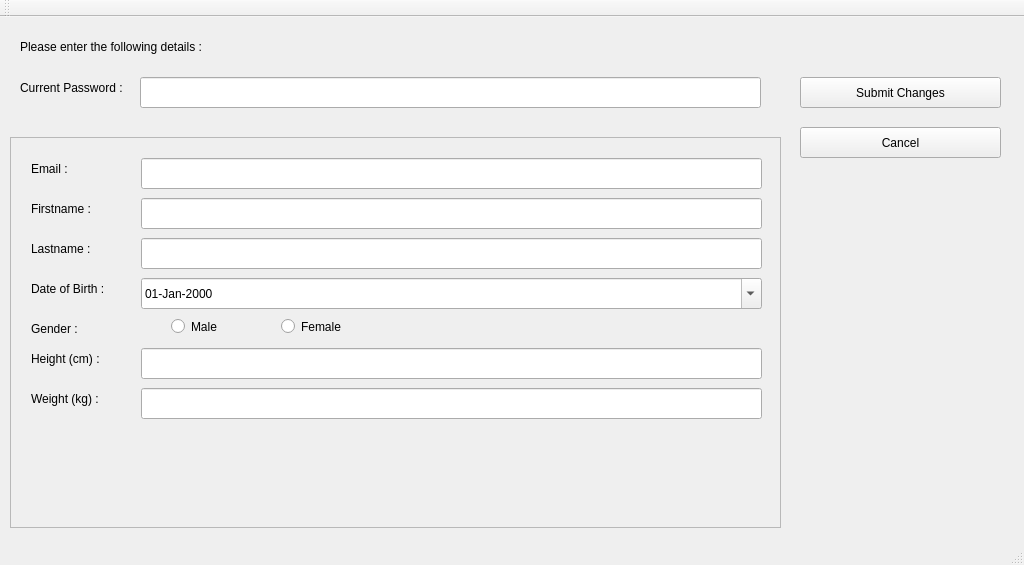
First picture: the form in GUI_Qt/SmartScale/userDetailChange.ui, repository twschung/IoT-Smart-Scale, before the edit.
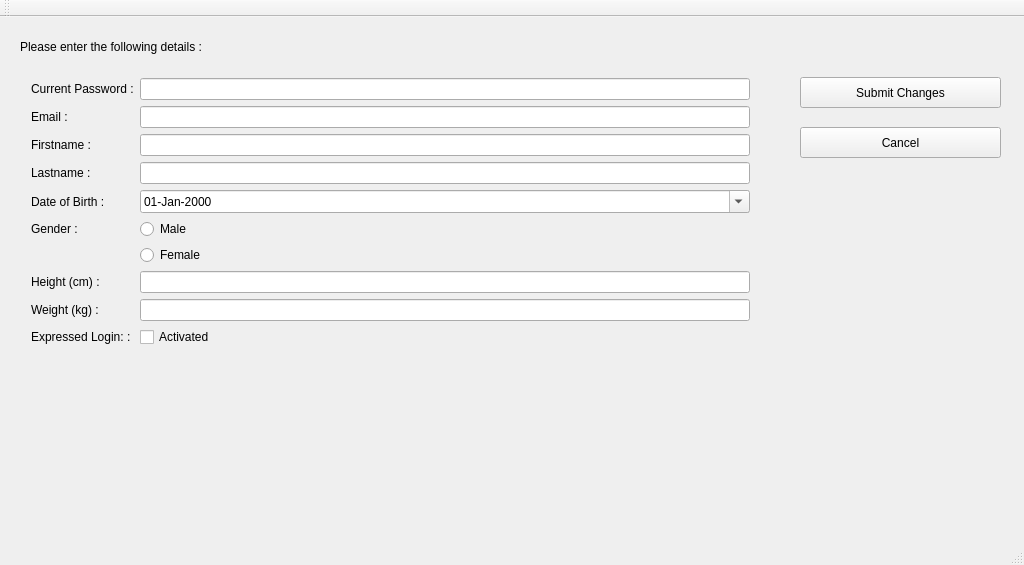
Second picture: the form after the edit.

Commit message: Added Express Login Feature

```diff
--- a/GUI_Qt/SmartScale/userDetailChange.ui
+++ b/GUI_Qt/SmartScale/userDetailChange.ui
@@ -53,215 +53,6 @@
      <string>&lt;html&gt;&lt;head/&gt;&lt;body&gt;&lt;p&gt;Please enter the following details :&lt;/p&gt;&lt;/body&gt;&lt;/html&gt;</string>
     </property>
    </widget>
-   <widget class="QScrollArea" name="scrollArea">
-    <property name="geometry">
-     <rect>
-      <x>10</x>
-      <y>120</y>
-      <width>771</width>
-      <height>391</height>
-     </rect>
-    </property>
-    <property name="widgetResizable">
-     <bool>true</bool>
-    </property>
-    <widget class="QWidget" name="scrollAreaWidgetContents">
-     <property name="geometry">
-      <rect>
-       <x>0</x>
-       <y>0</y>
-       <width>769</width>
-       <height>389</height>
-      </rect>
-     </property>
-     <widget class="QDateEdit" name="datDoB">
-      <property name="geometry">
-       <rect>
-        <x>130</x>
-        <y>140</y>
-        <width>621</width>
-        <height>31</height>
-       </rect>
-      </property>
-      <property name="focusPolicy">
-       <enum>Qt::WheelFocus</enum>
-      </property>
-      <property name="displayFormat">
-       <string>dd-MMM-yyyy</string>
-      </property>
-      <property name="calendarPopup">
-       <bool>true</bool>
-      </property>
-     </widget>
-     <widget class="QLabel" name="lblFirstname">
-      <property name="geometry">
-       <rect>
-        <x>20</x>
-        <y>60</y>
-        <width>81</width>
-        <height>21</height>
-       </rect>
-      </property>
-      <property name="text">
-       <string>Firstname :</string>
-      </property>
-     </widget>
-     <widget class="QLabel" name="lblLastname">
-      <property name="geometry">
-       <rect>
-        <x>20</x>
-        <y>100</y>
-        <width>81</width>
-        <height>21</height>
-       </rect>
-      </property>
-      <property name="text">
-       <string>Lastname :</string>
-      </property>
-     </widget>
-     <widget class="QRadioButton" name="rbnMale">
-      <property name="geometry">
-       <rect>
-        <x>160</x>
-        <y>180</y>
-        <width>82</width>
-        <height>17</height>
-       </rect>
-      </property>
-      <property name="text">
-       <string>Male</string>
-      </property>
-     </widget>
-     <widget class="QLabel" name="lblEmail">
-      <property name="geometry">
-       <rect>
-        <x>20</x>
-        <y>20</y>
-        <width>81</width>
-        <height>21</height>
-       </rect>
-      </property>
-      <property name="text">
-       <string>Email :</string>
-      </property>
-     </widget>
-     <widget class="QLabel" name="lblDoB">
-      <property name="geometry">
-       <rect>
-        <x>20</x>
-        <y>140</y>
-        <width>81</width>
-        <height>21</height>
-       </rect>
-      </property>
-      <property name="text">
-       <string>Date of Birth :</string>
-      </property>
-     </widget>
-     <widget class="QLabel" name="lblGender">
-      <property name="geometry">
-       <rect>
-        <x>20</x>
-        <y>180</y>
-        <width>81</width>
-        <height>21</height>
-       </rect>
-      </property>
-      <property name="text">
-       <string>Gender :</string>
-      </property>
-     </widget>
-     <widget class="QLabel" name="lblWeight">
-      <property name="geometry">
-       <rect>
-        <x>20</x>
-        <y>250</y>
-        <width>81</width>
-        <height>21</height>
-       </rect>
-      </property>
-      <property name="text">
-       <string>Weight (kg) :</string>
-      </property>
-     </widget>
-     <widget class="QRadioButton" name="rbnFemale">
-      <property name="geometry">
-       <rect>
-        <x>270</x>
-        <y>180</y>
-        <width>82</width>
-        <height>17</height>
-       </rect>
-      </property>
-      <property name="text">
-       <string>Female</string>
-      </property>
-     </widget>
-     <widget class="QLabel" name="lblHeight">
-      <property name="geometry">
-       <rect>
-        <x>20</x>
-        <y>210</y>
-        <width>81</width>
-        <height>21</height>
-       </rect>
-      </property>
-      <property name="text">
-       <string>Height (cm) :</string>
-      </property>
-     </widget>
-     <widget class="QLineEdit" name="txtEmail">
-      <property name="geometry">
-       <rect>
-        <x>130</x>
-        <y>20</y>
-        <width>621</width>
-        <height>31</height>
-       </rect>
-      </property>
-     </widget>
-     <widget class="QLineEdit" name="txtFirstname">
-      <property name="geometry">
-       <rect>
-        <x>130</x>
-        <y>60</y>
-        <width>621</width>
-        <height>31</height>
-       </rect>
-      </property>
-     </widget>
-     <widget class="QLineEdit" name="txtLastname">
-      <property name="geometry">
-       <rect>
-        <x>130</x>
-        <y>100</y>
-        <width>621</width>
-        <height>31</height>
-       </rect>
-      </property>
-     </widget>
-     <widget class="QLineEdit" name="txtHeight">
-      <property name="geometry">
-       <rect>
-        <x>130</x>
-        <y>210</y>
-        <width>621</width>
-        <height>31</height>
-       </rect>
-      </property>
-     </widget>
-     <widget class="QLineEdit" name="txtWeight">
-      <property name="geometry">
-       <rect>
-        <x>130</x>
-        <y>250</y>
-        <width>621</width>
-        <height>31</height>
-       </rect>
-      </property>
-     </widget>
-    </widget>
-   </widget>
    <widget class="QLabel" name="lblStatus">
     <property name="geometry">
      <rect>
@@ -282,31 +73,136 @@
      <string/>
     </property>
    </widget>
-   <widget class="QLineEdit" name="txtPassword">
-    <property name="geometry">
-     <rect>
-      <x>140</x>
-      <y>60</y>
-      <width>621</width>
-      <height>31</height>
-     </rect>
-    </property>
-    <property name="echoMode">
-     <enum>QLineEdit::Password</enum>
-    </property>
-   </widget>
-   <widget class="QLabel" name="lblPassword">
+   <widget class="QWidget" name="formLayoutWidget">
     <property name="geometry">
      <rect>
       <x>20</x>
-      <y>60</y>
-      <width>111</width>
-      <height>21</height>
+      <y>50</y>
+      <width>741</width>
+      <height>401</height>
      </rect>
     </property>
-    <property name="text">
-     <string>Current Password :</string>
-    </property>
+    <layout class="QFormLayout" name="formLayout">
+     <item row="1" column="0">
+      <widget class="QLabel" name="lblEmail">
+       <property name="text">
+        <string>Email :</string>
+       </property>
+      </widget>
+     </item>
+     <item row="1" column="1">
+      <widget class="QLineEdit" name="txtEmail"/>
+     </item>
+     <item row="2" column="0">
+      <widget class="QLabel" name="lblFirstname">
+       <property name="text">
+        <string>Firstname :</string>
+       </property>
+      </widget>
+     </item>
+     <item row="2" column="1">
+      <widget class="QLineEdit" name="txtFirstname"/>
+     </item>
+     <item row="3" column="0">
+      <widget class="QLabel" name="lblLastname">
+       <property name="text">
+        <string>Lastname :</string>
+       </property>
+      </widget>
+     </item>
+     <item row="3" column="1">
+      <widget class="QLineEdit" name="txtLastname"/>
+     </item>
+     <item row="4" column="0">
+      <widget class="QLabel" name="lblDoB">
+       <property name="text">
+        <string>Date of Birth :</string>
+       </property>
+      </widget>
+     </item>
+     <item row="4" column="1">
+      <widget class="QDateEdit" name="datDoB">
+       <property name="focusPolicy">
+        <enum>Qt::WheelFocus</enum>
+       </property>
+       <property name="displayFormat">
+        <string>dd-MMM-yyyy</string>
+       </property>
+       <property name="calendarPopup">
+        <bool>true</bool>
+       </property>
+      </widget>
+     </item>
+     <item row="5" column="0">
+      <widget class="QLabel" name="lblGender">
+       <property name="text">
+        <string>Gender :</string>
+       </property>
+      </widget>
+     </item>
+     <item row="5" column="1">
+      <widget class="QRadioButton" name="rbnMale">
+       <property name="text">
+        <string>Male</string>
+       </property>
+      </widget>
+     </item>
+     <item row="6" column="1">
+      <widget class="QRadioButton" name="rbnFemale">
+       <property name="text">
+        <string>Female</string>
+       </property>
+      </widget>
+     </item>
+     <item row="7" column="0">
+      <widget class="QLabel" name="lblHeight">
+       <property name="text">
+        <string>Height (cm) :</string>
+       </property>
+      </widget>
+     </item>
+     <item row="7" column="1">
+      <widget class="QLineEdit" name="txtHeight"/>
+     </item>
+     <item row="8" column="0">
+      <widget class="QLabel" name="lblWeight">
+       <property name="text">
+        <string>Weight (kg) :</string>
+       </property>
+      </widget>
+     </item>
+     <item row="8" column="1">
+      <widget class="QLineEdit" name="txtWeight"/>
+     </item>
+     <item row="9" column="1">
+      <widget class="QCheckBox" name="chkExpressLogin">
+       <property name="text">
+        <string>Activated</string>
+       </property>
+      </widget>
+     </item>
+     <item row="9" column="0">
+      <widget class="QLabel" name="lblExpressLogin">
+       <property name="text">
+        <string>Expressed Login: :</string>
+       </property>
+      </widget>
+     </item>
+     <item row="0" column="1">
+      <widget class="QLineEdit" name="txtPassword">
+       <property name="echoMode">
+        <enum>QLineEdit::Password</enum>
+       </property>
+      </widget>
+     </item>
+     <item row="0" column="0">
+      <widget class="QLabel" name="lblPassword">
+       <property name="text">
+        <string>Current Password :</string>
+       </property>
+      </widget>
+     </item>
+    </layout>
    </widget>
   </widget>
   <widget class="QMenuBar" name="menuBar">
```
The commit also changes 25 other files.
